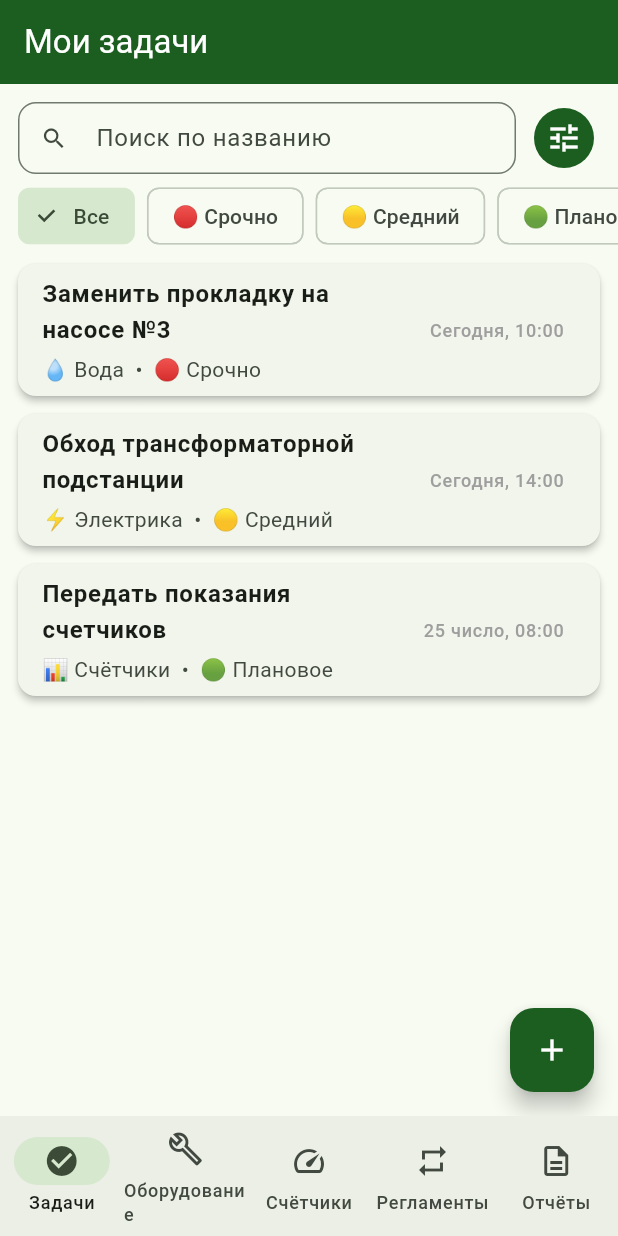
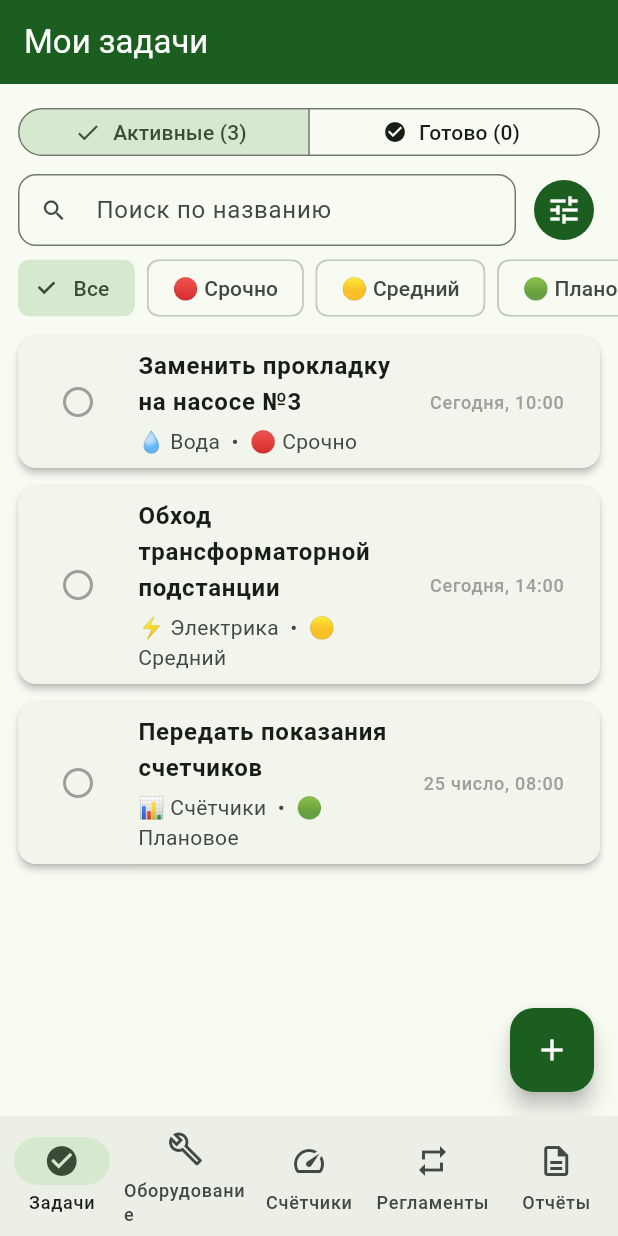
Before and after one commit to mehanikfort-ctrl/zavod-master, a Flutter app: the screen it shows after launch, on a phone screen of 412 x 824 dp. Run offline on Flutter 3.47's test engine with Material 3 defaults, Android fonts, the phone set to English and light mode, and no system bars; our stand-ins replace shared_preferences.

Commit message:
Редактирование задач, отметка выполнения, статусы Активные/Готово

```diff
--- a/lib/screens/tasks_screen.dart
+++ b/lib/screens/tasks_screen.dart
@@ -19,9 +19,10 @@ class _TasksScreenState extends State<TasksScreen> {
 
   // Фильтры
   String searchQuery = '';
-  String? priorityFilter; // null = все
+  String? priorityFilter;
   String? categoryFilter;
   String? equipmentFilter;
+  bool showOnlyCompleted = false; // показать выполненные
 
   final List<String> categories = [
     '💧 Вода',
@@ -48,6 +49,10 @@ class _TasksScreenState extends State<TasksScreen> {
     if (rawTasks != null && rawTasks.isNotEmpty) {
       final List<dynamic> decoded = jsonDecode(rawTasks);
       tasks = decoded.map((e) => Map<String, dynamic>.from(e)).toList();
+      // На всякий случай проставим completed=false там, где поля нет
+      for (final t in tasks) {
+        t.putIfAbsent('completed', () => false);
+      }
     } else {
       tasks = [
         {
@@ -56,6 +61,7 @@ class _TasksScreenState extends State<TasksScreen> {
           'priority': '🔴 Срочно',
           'time': 'Сегодня, 10:00',
           'equipmentId': null,
+          'completed': false,
         },
         {
           'title': 'Обход трансформаторной подстанции',
@@ -63,6 +69,7 @@ class _TasksScreenState extends State<TasksScreen> {
           'priority': '🟡 Средний',
           'time': 'Сегодня, 14:00',
           'equipmentId': null,
+          'completed': false,
         },
         {
           'title': 'Передать показания счетчиков',
@@ -70,6 +77,7 @@ class _TasksScreenState extends State<TasksScreen> {
           'priority': '🟢 Плановое',
           'time': '25 число, 08:00',
           'equipmentId': null,
+          'completed': false,
         },
       ];
       await _saveTasks();
@@ -105,6 +113,9 @@ class _TasksScreenState extends State<TasksScreen> {
 
   List<Map<String, dynamic>> get _filteredTasks {
     return tasks.where((t) {
+      final completed = t['completed'] == true;
+      if (showOnlyCompleted != completed) return false;
+
       if (searchQuery.isNotEmpty) {
         final q = searchQuery.toLowerCase();
         final title = (t['title'] ?? '').toString().toLowerCase();
@@ -126,6 +137,9 @@ class _TasksScreenState extends State<TasksScreen> {
       return true;
     }).toList();
   }
+
+  int get _activeCount => tasks.where((t) => t['completed'] != true).length;
+  int get _doneCount => tasks.where((t) => t['completed'] == true).length;
 
   void _resetFilters() {
     setState(() {
@@ -271,15 +285,42 @@ class _TasksScreenState extends State<TasksScreen> {
     );
   }
 
-  void _addTask() {
-    final TextEditingController titleController = TextEditingController();
-    String selectedCategory = '🔧 Механика';
-    String selectedPriority = '🟡 Средний';
+  // Диалог создания/редактирования задачи
+  Future<void> _showTaskDialog({int? editIndex}) async {
+    final bool isEdit = editIndex != null;
+    final existing = isEdit ? tasks[editIndex] : null;
+
+    final TextEditingController titleController = TextEditingController(
+      text: existing?['title'] ?? '',
+    );
+    String selectedCategory = existing?['category'] ?? '🔧 Механика';
+    String selectedPriority = existing?['priority'] ?? '🟡 Средний';
+    String? selectedEquipmentId = existing?['equipmentId'];
     DateTime? selectedDate;
     TimeOfDay? selectedTime;
-    String? selectedEquipmentId;
 
-    showDialog(
+    // Для редактирования попробуем распарсить дату из существующего текста
+    // (простой разбор: если в time есть ДД.ММ.ГГГГ — извлекаем)
+    if (isEdit && existing?['time'] != null) {
+      final timeStr = existing!['time'].toString();
+      final match = RegExp(r'(\d{2})\.(\d{2})\.(\d{4})').firstMatch(timeStr);
+      if (match != null) {
+        selectedDate = DateTime(
+          int.parse(match.group(3)!),
+          int.parse(match.group(2)!),
+          int.parse(match.group(1)!),
+        );
+      }
+      final timeMatch = RegExp(r'(\d{2}):(\d{2})').firstMatch(timeStr);
+      if (timeMatch != null) {
+        selectedTime = TimeOfDay(
+          hour: int.parse(timeMatch.group(1)!),
+          minute: int.parse(timeMatch.group(2)!),
+        );
+      }
+    }
+
+    await showDialog(
       context: context,
       builder: (context) {
         return StatefulBuilder(
@@ -290,7 +331,7 @@ class _TasksScreenState extends State<TasksScreen> {
                 '${t.hour.toString().padLeft(2, '0')}:${t.minute.toString().padLeft(2, '0')}';
 
             return AlertDialog(
-              title: const Text('Новая задача'),
+              title: Text(isEdit ? 'Редактировать задачу' : 'Новая задача'),
               content: SingleChildScrollView(
                 child: Column(
                   mainAxisSize: MainAxisSize.min,
@@ -406,6 +447,10 @@ class _TasksScreenState extends State<TasksScreen> {
                   child: const Text('Отмена'),
                 ),
                 ElevatedButton(
+                  style: ElevatedButton.styleFrom(
+                    backgroundColor: const Color(0xFF1B5E20),
+                    foregroundColor: Colors.white,
+                  ),
                   onPressed: () async {
                     if (titleController.text.trim().isEmpty) return;
 
@@ -420,18 +465,27 @@ class _TasksScreenState extends State<TasksScreen> {
                     }
 
                     setState(() {
+                      if (isEdit) {
+                        tasks[editIndex]['title'] = titleController.text.trim();
+                        tasks[editIndex]['category'] = selectedCategory;
+                        tasks[editIndex]['priority'] = selectedPriority;
+                        tasks[editIndex]['time'] = timeLabel;
+                        tasks[editIndex]['equipmentId'] = selectedEquipmentId;
+                      } else {
                         tasks.add({
                           'title': titleController.text.trim(),
                           'category': selectedCategory,
                           'priority': selectedPriority,
                           'time': timeLabel,
                           'equipmentId': selectedEquipmentId,
+                          'completed': false,
                         });
+                      }
                     });
                     await _saveTasks();
                     if (context.mounted) Navigator.pop(context);
                   },
-                  child: const Text('Добавить'),
+                  child: Text(isEdit ? 'Сохранить' : 'Добавить'),
                 ),
               ],
             );
@@ -439,6 +493,13 @@ class _TasksScreenState extends State<TasksScreen> {
         );
       },
     );
+  }
+
+  Future<void> _toggleCompleted(int index) async {
+    setState(() {
+      tasks[index]['completed'] = !(tasks[index]['completed'] == true);
+    });
+    await _saveTasks();
   }
 
   Future<void> _deleteTask(int index) async {
@@ -460,9 +521,38 @@ class _TasksScreenState extends State<TasksScreen> {
     return Scaffold(
       body: Column(
         children: [
+          // Переключатель: Активные / Выполненные
+          Padding(
+            padding: const EdgeInsets.fromLTRB(12, 12, 12, 8),
+            child: Row(
+              children: [
+                Expanded(
+                  child: SegmentedButton<bool>(
+                    segments: [
+                      ButtonSegment(
+                        value: false,
+                        label: Text('Активные ($_activeCount)'),
+                        icon: const Icon(Icons.pending_actions, size: 16),
+                      ),
+                      ButtonSegment(
+                        value: true,
+                        label: Text('Готово ($_doneCount)'),
+                        icon: const Icon(Icons.check_circle, size: 16),
+                      ),
+                    ],
+                    selected: {showOnlyCompleted},
+                    onSelectionChanged: (s) =>
+                        setState(() => showOnlyCompleted = s.first),
+                    style: ButtonStyle(visualDensity: VisualDensity.compact),
+                  ),
+                ),
+              ],
+            ),
+          ),
+
           // Поиск + кнопка "Ещё"
           Padding(
-            padding: const EdgeInsets.fromLTRB(12, 12, 12, 8),
+            padding: const EdgeInsets.fromLTRB(12, 0, 12, 8),
             child: Row(
               children: [
                 Expanded(
@@ -549,14 +639,14 @@ class _TasksScreenState extends State<TasksScreen> {
           ),
           const SizedBox(height: 4),
 
-          // Счётчик найденного
-          if (filtered.length != tasks.length)
+          if (filtered.length !=
+              (showOnlyCompleted ? _doneCount : _activeCount))
             Padding(
               padding: const EdgeInsets.symmetric(horizontal: 16),
               child: Align(
                 alignment: Alignment.centerLeft,
                 child: Text(
-                  'Найдено: ${filtered.length} из ${tasks.length}',
+                  'Найдено: ${filtered.length}',
                   style: const TextStyle(color: Colors.grey, fontSize: 12),
                 ),
               ),
@@ -568,9 +658,9 @@ class _TasksScreenState extends State<TasksScreen> {
             child: filtered.isEmpty
                 ? Center(
                     child: Text(
-                      tasks.isEmpty
-                          ? 'Задач пока нет.\nНажми «+», чтобы добавить.'
-                          : 'Ничего не найдено.\nПопробуй изменить фильтры.',
+                      showOnlyCompleted
+                          ? 'Выполненных задач пока нет.\nОтмечай их галочкой!'
+                          : 'Активных задач нет.\nНажми «+», чтобы добавить.',
                       textAlign: TextAlign.center,
                       style: const TextStyle(fontSize: 16, color: Colors.grey),
                     ),
@@ -581,6 +671,8 @@ class _TasksScreenState extends State<TasksScreen> {
                     itemBuilder: (context, index) {
                       final task = filtered[index];
                       final eqName = _equipmentName(task['equipmentId']);
+                      final realIndex = tasks.indexOf(task);
+                      final isDone = task['completed'] == true;
 
                       return Dismissible(
                         key: ValueKey(
@@ -600,12 +692,28 @@ class _TasksScreenState extends State<TasksScreen> {
                         onDismissed: (_) => _deleteTask(index),
                         child: Card(
                           margin: const EdgeInsets.only(bottom: 12),
-                          elevation: 2,
+                          elevation: isDone ? 0 : 2,
+                          color: isDone ? Colors.grey.shade100 : null,
                           child: ListTile(
+                            leading: IconButton(
+                              icon: Icon(
+                                isDone
+                                    ? Icons.check_circle
+                                    : Icons.radio_button_unchecked,
+                                color: isDone
+                                    ? const Color(0xFF1B5E20)
+                                    : Colors.grey,
+                              ),
+                              onPressed: () => _toggleCompleted(realIndex),
+                            ),
                             title: Text(
                               task['title'],
-                              style: const TextStyle(
+                              style: TextStyle(
                                 fontWeight: FontWeight.bold,
+                                decoration: isDone
+                                    ? TextDecoration.lineThrough
+                                    : null,
+                                color: isDone ? Colors.grey : null,
                               ),
                             ),
                             subtitle: Padding(
@@ -651,6 +759,7 @@ class _TasksScreenState extends State<TasksScreen> {
                                 color: Colors.grey,
                               ),
                             ),
+                            onTap: () => _showTaskDialog(editIndex: realIndex),
                           ),
                         ),
                       );
@@ -660,7 +769,7 @@ class _TasksScreenState extends State<TasksScreen> {
         ],
       ),
       floatingActionButton: FloatingActionButton(
-        onPressed: _addTask,
+        onPressed: () => _showTaskDialog(),
         backgroundColor: const Color(0xFF1B5E20),
         foregroundColor: Colors.white,
         child: const Icon(Icons.add),
```
Lines whose indentation alone changed are shown as unchanged.
